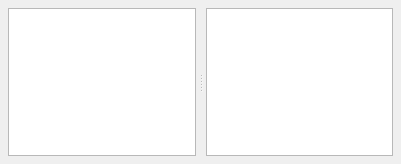
Old version of the form Ui_ModuleLifeWeekChart.ui in the repository Holence/LifeTimeline.
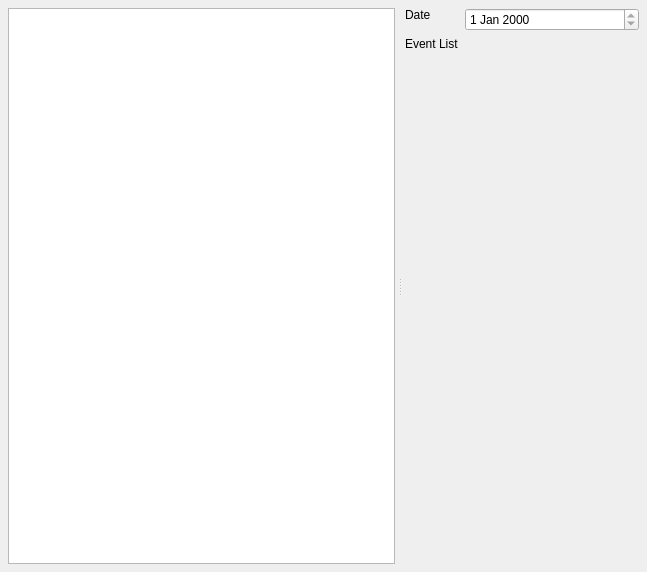
New version of the form. Icons and pictures are not drawn.

Patch:
```diff
--- a/Ui_ModuleLifeWeekChart.ui
+++ b/Ui_ModuleLifeWeekChart.ui
@@ -6,8 +6,8 @@
    <rect>
     <x>0</x>
     <y>0</y>
-    <width>401</width>
-    <height>164</height>
+    <width>647</width>
+    <height>572</height>
    </rect>
   </property>
   <property name="windowTitle">
@@ -38,7 +38,63 @@
       <number>10</number>
      </property>
      <widget class="QGraphicsView" name="graphicsView"/>
-     <widget class="QListWidget" name="listWidget"/>
+     <widget class="QWidget" name="verticalLayoutWidget">
+      <layout class="QGridLayout" name="gridLayout">
+       <item row="0" column="0">
+        <widget class="QLabel" name="label">
+         <property name="text">
+          <string>Date</string>
+         </property>
+         <property name="alignment">
+          <set>Qt::AlignLeading|Qt::AlignLeft|Qt::AlignTop</set>
+         </property>
+        </widget>
+       </item>
+       <item row="3" column="0">
+        <widget class="QLabel" name="label_2">
+         <property name="text">
+          <string>Event List</string>
+         </property>
+         <property name="alignment">
+          <set>Qt::AlignLeading|Qt::AlignLeft|Qt::AlignTop</set>
+         </property>
+        </widget>
+       </item>
+       <item row="0" column="1">
+        <widget class="QDateEdit" name="dateEdit_SelectedData">
+         <property name="sizePolicy">
+          <sizepolicy hsizetype="MinimumExpanding" vsizetype="Fixed">
+           <horstretch>0</horstretch>
+           <verstretch>0</verstretch>
+          </sizepolicy>
+         </property>
+         <property name="readOnly">
+          <bool>true</bool>
+         </property>
+        </widget>
+       </item>
+       <item row="3" column="1">
+        <layout class="QVBoxLayout" name="verticalLayout_EventButtons">
+         <property name="spacing">
+          <number>15</number>
+         </property>
+        </layout>
+       </item>
+       <item row="4" column="1">
+        <spacer name="verticalSpacer">
+         <property name="orientation">
+          <enum>Qt::Vertical</enum>
+         </property>
+         <property name="sizeHint" stdset="0">
+          <size>
+           <width>20</width>
+           <height>40</height>
+          </size>
+         </property>
+        </spacer>
+       </item>
+      </layout>
+     </widget>
     </widget>
    </item>
   </layout>
```
